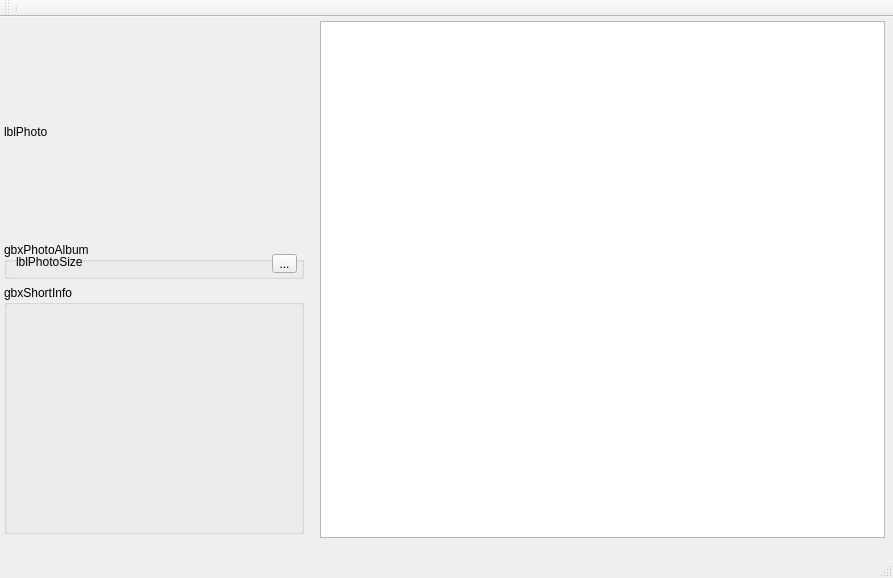
Above: Forms/CMain.ui from skynowa/xxxdb before the change. Below: the same form after it.
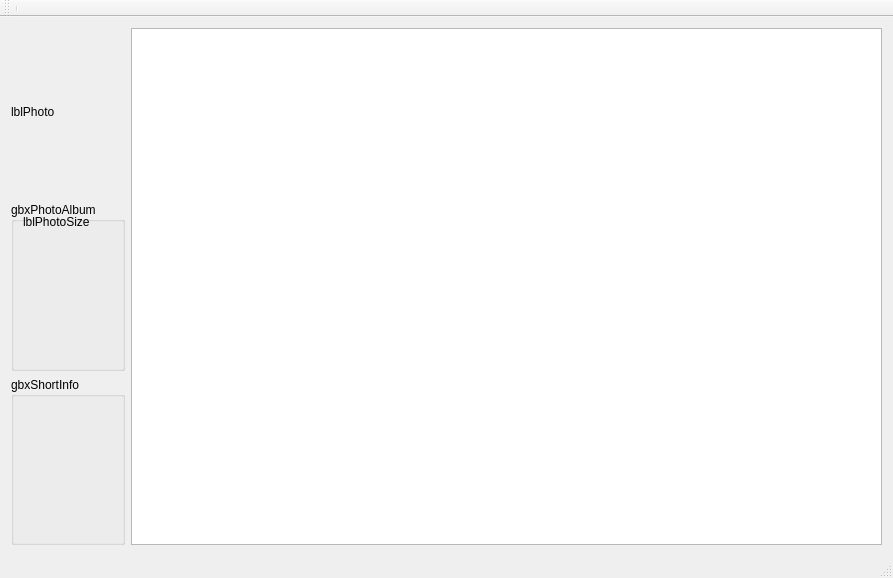
That is the form after the change.

```diff
--- a/Forms/CMain.ui
+++ b/Forms/CMain.ui
@@ -20,15 +20,19 @@
    <string/>
   </property>
   <widget class="QWidget" name="centralWidget">
+   <layout class="QGridLayout" name="gridLayout">
+    <item row="0" column="0">
+     <widget class="QLabel" name="lblPhoto">
+      <property name="text">
+       <string>lblPhoto</string>
+      </property>
+     </widget>
+    </item>
+    <item row="0" column="1" rowspan="3">
+     <widget class="QTableView" name="tabvInfo"/>
+    </item>
+    <item row="1" column="0">
    <widget class="QGroupBox" name="gbxPhotoAlbum">
-    <property name="geometry">
-     <rect>
-      <x>4</x>
-      <y>225</y>
-      <width>300</width>
-      <height>37</height>
-     </rect>
-    </property>
     <property name="title">
      <string>gbxPhotoAlbum</string>
     </property>
@@ -62,42 +66,15 @@
      </property>
     </widget>
    </widget>
-   <widget class="QLabel" name="lblPhoto">
-    <property name="geometry">
-     <rect>
-      <x>4</x>
-      <y>12</y>
-      <width>300</width>
-      <height>205</height>
-     </rect>
-    </property>
-    <property name="text">
-     <string>lblPhoto</string>
-    </property>
-   </widget>
-   <widget class="QTableView" name="tabvInfo">
-    <property name="geometry">
-     <rect>
-      <x>320</x>
-      <y>4</y>
-      <width>565</width>
-      <height>517</height>
-     </rect>
-    </property>
-   </widget>
+    </item>
+    <item row="2" column="0">
    <widget class="QGroupBox" name="gbxShortInfo">
-    <property name="geometry">
-     <rect>
-      <x>4</x>
-      <y>268</y>
-      <width>300</width>
-      <height>249</height>
-     </rect>
-    </property>
     <property name="title">
      <string>gbxShortInfo</string>
     </property>
    </widget>
+    </item>
+   </layout>
   </widget>
   <widget class="QMenuBar" name="menuBar">
    <property name="geometry">
```
Lines whose indentation alone changed are shown as unchanged.
